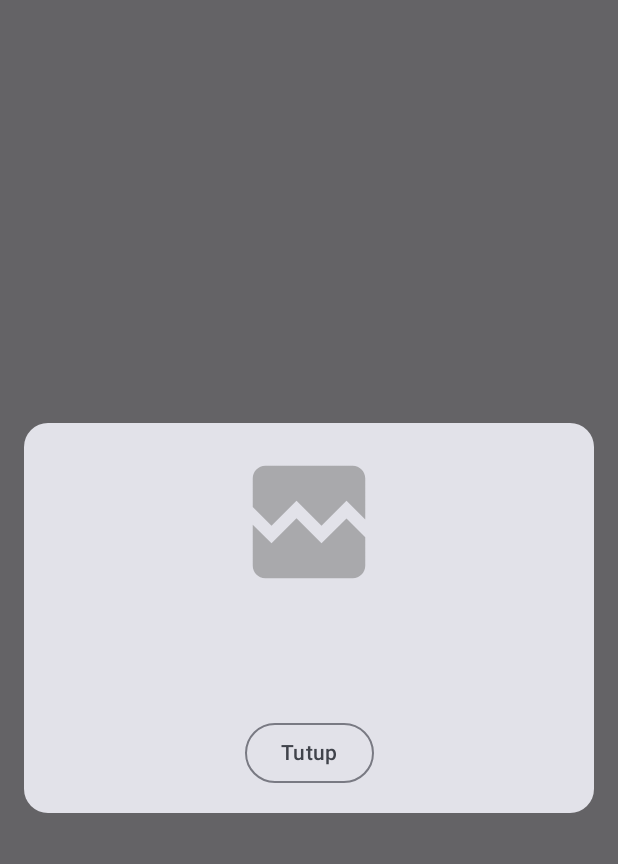
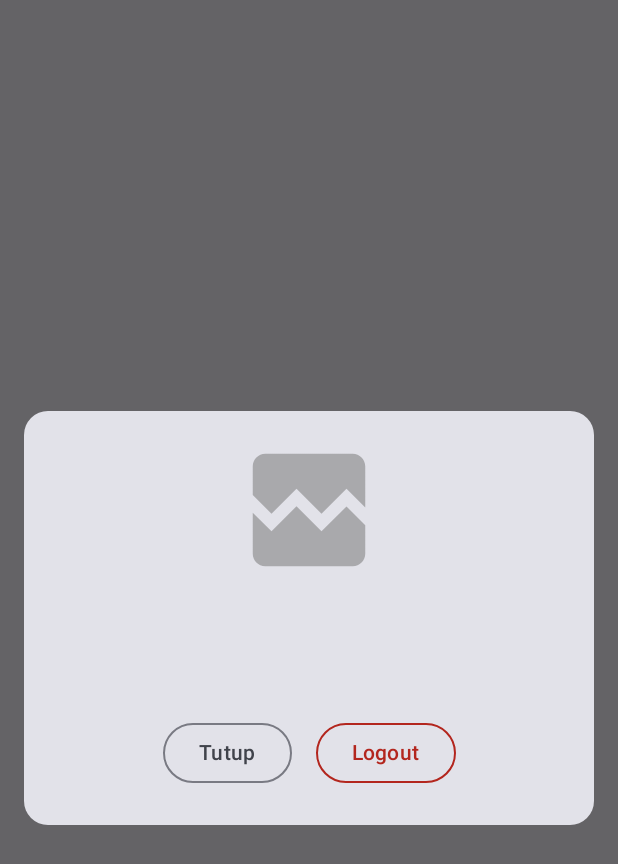
Before and after one commit to elyasa9833/BookHub-App, an Android app built with Jetpack Compose: the composable ProfilDialog shown on its own in the app's theme, on a phone screen of 412 x 824 dp. Shown: the top 864 px of the screen. Run offline under Robolectric (Android 15) with nearby library versions, the light colour scheme and no system bars; pictures from the network do not load; 1 statement that could not run was skipped.

Commit message:
feat: create a logout feature

```diff
--- a/app/src/main/java/org/d3if0043/bookhub/ui/screen/ProfilDialog.kt
+++ b/app/src/main/java/org/d3if0043/bookhub/ui/screen/ProfilDialog.kt
@@ -1,6 +1,7 @@
 package org.d3if0043.bookhub.ui.screen
 
 import android.content.res.Configuration
+import androidx.compose.foundation.BorderStroke
 import androidx.compose.foundation.layout.Arrangement
 import androidx.compose.foundation.layout.Column
 import androidx.compose.foundation.layout.Row
@@ -10,6 +11,7 @@ import androidx.compose.foundation.layout.size
 import androidx.compose.foundation.shape.CircleShape
 import androidx.compose.foundation.shape.RoundedCornerShape
 import androidx.compose.material3.Card
+import androidx.compose.material3.MaterialTheme
 import androidx.compose.material3.OutlinedButton
 import androidx.compose.material3.Text
 import androidx.compose.runtime.Composable
@@ -77,8 +79,21 @@ fun ProfilDialog(
                         .padding(top = 16.dp),
                     horizontalArrangement = Arrangement.Center
                 ) {
-                    OutlinedButton(onClick = { onDismissRequest() }) {
+                    OutlinedButton(
+                        onClick = { onDismissRequest() },
+                        modifier = Modifier.padding(8.dp)
+                    ) {
                         Text(text = stringResource(id = R.string.tutup))
+                    }
+                    OutlinedButton(
+                        onClick = { onConfirmation() },
+                        modifier = Modifier.padding(8.dp),
+                        border = BorderStroke(1.dp, MaterialTheme.colorScheme.error)
+                    ) {
+                        Text(
+                            text = stringResource(id = R.string.logout),
+                            color = MaterialTheme.colorScheme.error
+                        )
                     }
                 }
             }
--- a/app/src/main/res/values/strings.xml
+++ b/app/src/main/res/values/strings.xml
@@ -5,4 +5,5 @@
     <string name="try_again">Coba lagi</string>
     <string name="profil">Profil</string>
     <string name="tutup">Tutup</string>
+    <string name="logout">Logout</string>
 </resources>
```
Also changed, not shown: app/src/main/java/org/d3if0043/bookhub/ui/screen/MainScreen.kt (+40 -6 lines).
